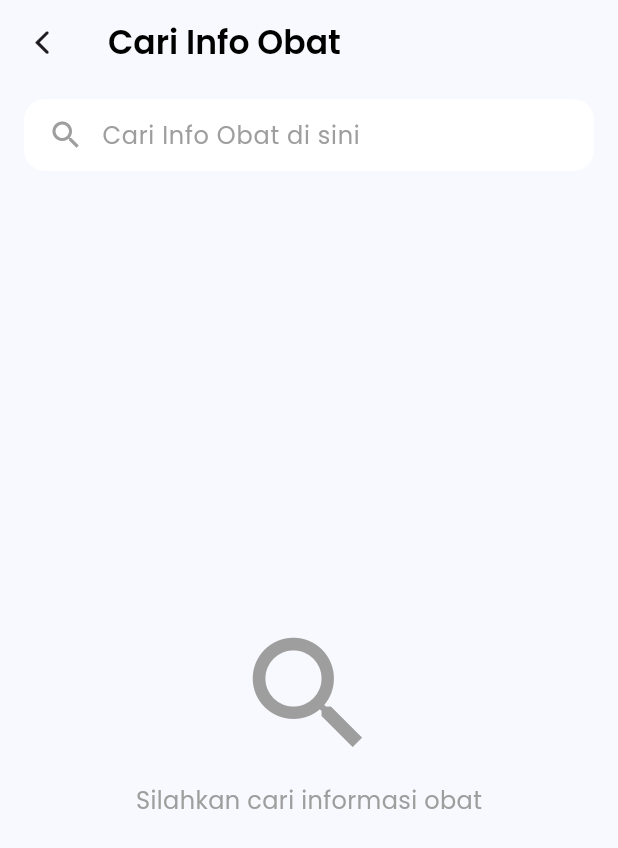
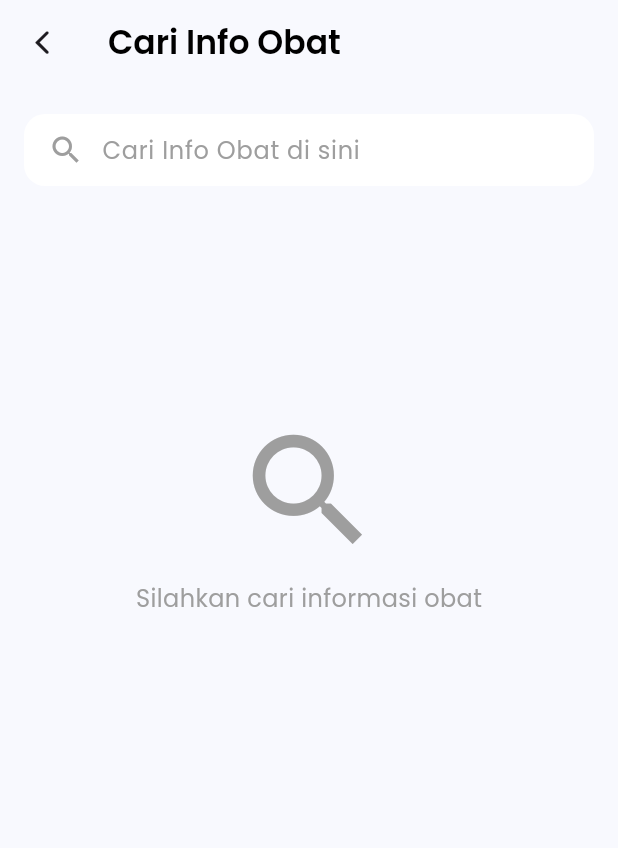
Before and after one commit to ALPHARESZ/WellnessID, a Flutter app: the MedicineResultScreen screen opened by its route, on a phone screen of 412 x 824 dp. Shown: the top 848 px of the screen. Run offline on Flutter 3.47's test engine with Material 3 defaults, Android fonts, the light colour scheme and no system bars; our stand-ins replace cloud_firestore, firebase_auth, firebase_core, go_router, google_sign_in; accounts and stored records are empty.

Commit message:
change medicine search & saved medicine become more responsive

```diff
--- a/lib/screens/medicine_result_screen.dart
+++ b/lib/screens/medicine_result_screen.dart
@@ -21,13 +21,12 @@ class _MedicineResultScreenState extends State<MedicineResultScreen> {
   List<Map<String, dynamic>> filteredMedicines = [];
   Set<String> savedIds = {};
   bool loading = false;
-  String lastQuery = ""; // 🟢 simpan keyword terakhir
+  String lastQuery = "";
 
   /// 🔍 Fungsi pencarian case-insensitive langsung ke Firestore
   Future<void> _searchMedicine(String query) async {
     final lowerQuery = query.trim().toLowerCase();
 
-    // Jika input kosong → kosongkan hasil
     if (lowerQuery.isEmpty) {
       setState(() {
         filteredMedicines = [];
@@ -36,7 +35,6 @@ class _MedicineResultScreenState extends State<MedicineResultScreen> {
       return;
     }
 
-    // Hindari query berulang untuk input sama
     if (lowerQuery == lastQuery) return;
 
     setState(() {
@@ -45,7 +43,6 @@ class _MedicineResultScreenState extends State<MedicineResultScreen> {
     });
 
     try {
-      // Ambil obat dari Firestore dan filter berdasarkan nama
       final snapshot = await _db.collection('medicines').get();
       final results = snapshot.docs.map((doc) {
         return {'id': doc.id, ...doc.data()};
@@ -116,6 +113,11 @@ class _MedicineResultScreenState extends State<MedicineResultScreen> {
 
   @override
   Widget build(BuildContext context) {
+    return LayoutBuilder(
+      builder: (context, constraints) {
+        final screenWidth = constraints.maxWidth;
+        final bool isWideScreen = screenWidth > 600;
+
         return Scaffold(
           backgroundColor: const Color(0xFFF8F9FE),
           appBar: PreferredSize(
@@ -125,28 +127,39 @@ class _MedicineResultScreenState extends State<MedicineResultScreen> {
               onBack: () => Navigator.pop(context),
             ),
           ),
-      body: Padding(
-        padding: const EdgeInsets.symmetric(horizontal: 16),
+          body: SafeArea(
+            child: SingleChildScrollView(
+              padding: const EdgeInsets.symmetric(horizontal: 16, vertical: 10),
+              child: Center(
+                child: ConstrainedBox(
+                  constraints: const BoxConstraints(maxWidth: 1000),
                   child: Column(
                     crossAxisAlignment: CrossAxisAlignment.start,
                     children: [
                       const SizedBox(height: 10),
 
-            /// 🔍 Search bar (langsung trigger Firestore search)
+                      /// 🔍 Search bar
                       SearchBarWidget(
                         hint: "Cari Info Obat di sini",
                         icon: Icons.search,
-              onChanged: _searchMedicine, // realtime
-              onSubmitted: _searchMedicine, // tekan enter
+                        onChanged: _searchMedicine,
+                        onSubmitted: _searchMedicine,
                       ),
 
                       const SizedBox(height: 20),
 
-            Expanded(
-              child: loading
-                  ? const Center(child: CircularProgressIndicator())
-                  : filteredMedicines.isEmpty && lastQuery.isEmpty
-                      ? const Center(
+                      /// 🔄 Loading / Empty / Hasil Pencarian
+                      if (loading)
+                        const Center(
+                          child: Padding(
+                            padding: EdgeInsets.only(top: 100),
+                            child: CircularProgressIndicator(),
+                          ),
+                        )
+                      else if (filteredMedicines.isEmpty && lastQuery.isEmpty)
+                        const SizedBox(
+                          height: 400,
+                          child: Center(
                             child: Column(
                               mainAxisAlignment: MainAxisAlignment.center,
                               children: [
@@ -162,9 +175,12 @@ class _MedicineResultScreenState extends State<MedicineResultScreen> {
                                 ),
                               ],
                             ),
+                          ),
                         )
-                      : filteredMedicines.isEmpty
-                          ? const Center(
+                      else if (filteredMedicines.isEmpty)
+                        const SizedBox(
+                          height: 400,
+                          child: Center(
                             child: Text(
                               "Tidak ada obat ditemukan.",
                               style: TextStyle(
@@ -173,9 +189,13 @@ class _MedicineResultScreenState extends State<MedicineResultScreen> {
                                 color: Colors.grey,
                               ),
                             ),
+                          ),
                         )
-                          : ListView.builder(
+                      else
+                        ListView.builder(
                           itemCount: filteredMedicines.length,
+                          physics: const NeverScrollableScrollPhysics(),
+                          shrinkWrap: true,
                           itemBuilder: (context, index) {
                             final item = filteredMedicines[index];
                             final isSaved = savedIds.contains(item['id']);
@@ -197,22 +217,28 @@ class _MedicineResultScreenState extends State<MedicineResultScreen> {
                                   ),
                                   child: Icon(
                                     isSaved ? Icons.check : Icons.add,
-                                        size: 22,
+                                    size: isWideScreen ? 26 : 22,
                                     color: Colors.white,
                                   ),
                                 ),
                               ),
                               onTap: () {
-                                    context.push('/medicine-detail',
-                                        extra: item);
+                                context.push(
+                                  '/medicine-detail',
+                                  extra: item,
+                                );
                               },
                             );
                           },
                         ),
-            ),
                     ],
                   ),
                 ),
+              ),
+            ),
+          ),
+        );
+      },
     );
   }
 }
```
Also changed, not shown: lib/screens/saved_medicine_screen.dart (+32 -18 lines), lib/widgets/card_list.dart (+24 -4 lines). Lines whose indentation alone changed are shown as unchanged.
